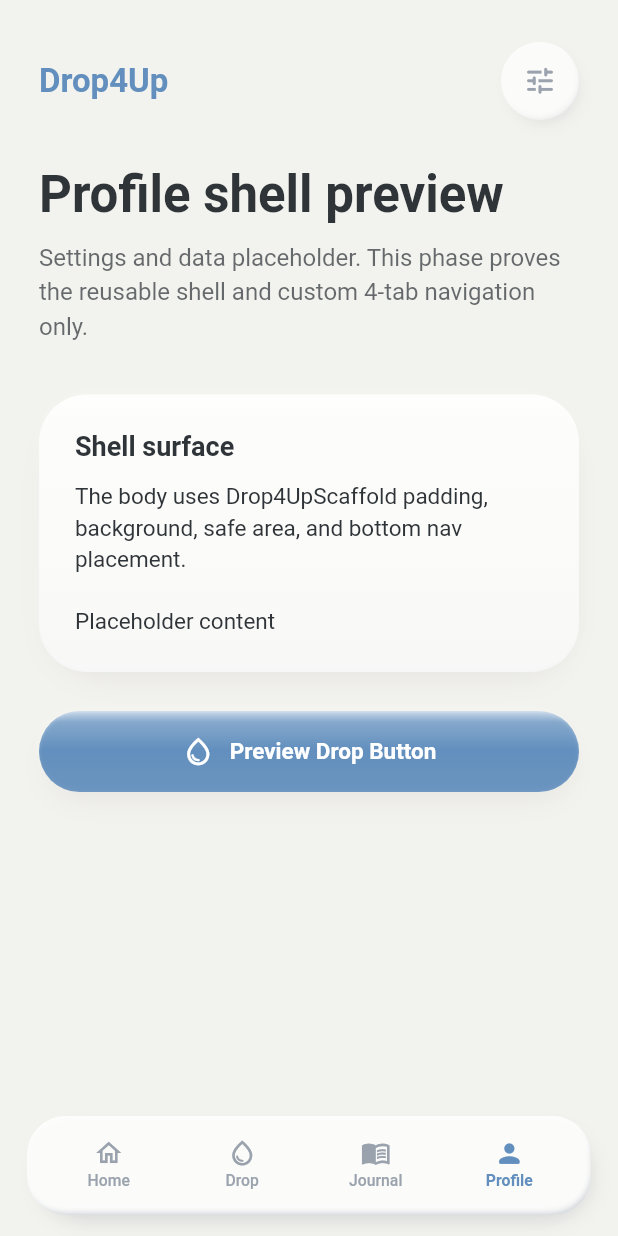
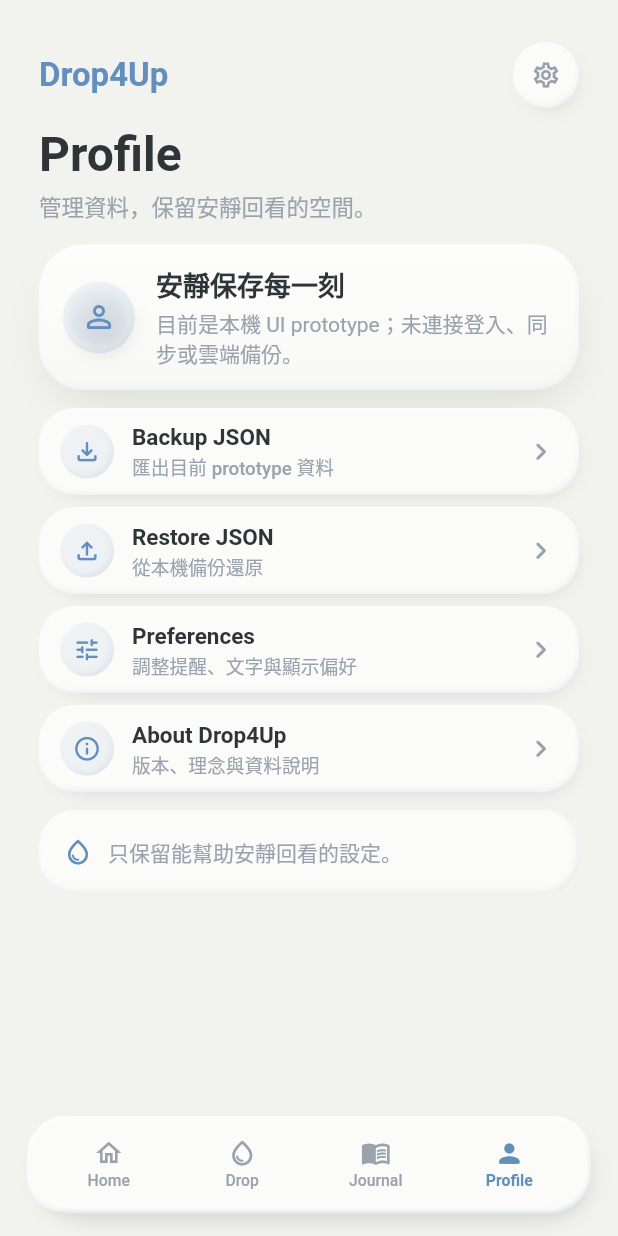
Before and after one commit to BlackAaadam/drop4up, a Flutter app: the screen it shows after launch, item 4 of the bottom bar chosen, on a phone screen of 412 x 824 dp. Run offline on Flutter 3.47's test engine with Material 3 defaults, Android fonts, the phone set to English and light mode, and no system bars; our stand-ins replace flutter_inset_shadow.

Commit message:
Implement Profile tab prototype

```diff
--- a/lib/main.dart
+++ b/lib/main.dart
@@ -3,6 +3,7 @@
 import 'screens/drop_screen.dart';
 import 'screens/home_screen.dart';
 import 'screens/journal_screen.dart';
+import 'screens/profile_screen.dart';
 import 'ui/drop4up_scaffold.dart';
 import 'ui/drop4up_tokens.dart';
 import 'ui/primary_drop_button.dart';
@@ -65,6 +66,7 @@
         0 => const HomeScreen(),
         1 => const DropScreen(),
         2 => const JournalScreen(),
+        3 => const ProfileScreen(),
         _ => _ShellPlaceholder(tab: tab),
       },
     );
--- /dev/null
+++ b/lib/screens/profile_screen.dart
@@ -0,0 +1,250 @@
+import 'package:flutter/material.dart';
+
+import '../ui/drop4up_tactile_surface.dart';
+import '../ui/drop4up_tokens.dart';
+import '../ui/soft_icon_button.dart';
+import '../ui/soft_surface.dart';
+
+const _profileActions = [
+  _ProfileAction(
+    title: 'Backup JSON',
+    subtitle: '匯出目前 prototype 資料',
+    icon: Icons.file_download_outlined,
+  ),
+  _ProfileAction(
+    title: 'Restore JSON',
+    subtitle: '從本機備份還原',
+    icon: Icons.file_upload_outlined,
+  ),
+  _ProfileAction(
+    title: 'Preferences',
+    subtitle: '調整提醒、文字與顯示偏好',
+    icon: Icons.tune_rounded,
+  ),
+  _ProfileAction(
+    title: 'About Drop4Up',
+    subtitle: '版本、理念與資料說明',
+    icon: Icons.info_outline_rounded,
+  ),
+];
+
+class ProfileScreen extends StatelessWidget {
+  const ProfileScreen({super.key});
+
+  @override
+  Widget build(BuildContext context) {
+    final textTheme = Theme.of(context).textTheme;
+
+    return ListView(
+      padding: EdgeInsets.zero,
+      children: [
+        Row(
+          children: [
+            Text(
+              'Drop4Up',
+              style: textTheme.titleLarge?.copyWith(
+                color: Drop4UpTokens.primaryBlue,
+              ),
+            ),
+            const Spacer(),
+            SoftIconButton(
+              icon: Icons.settings_outlined,
+              label: '設定',
+              size: 44,
+              iconSize: 20,
+              onTap: () {},
+            ),
+          ],
+        ),
+        const SizedBox(height: 14),
+        Text(
+          'Profile',
+          style: textTheme.headlineLarge?.copyWith(fontSize: 32, height: 1.08),
+        ),
+        const SizedBox(height: 6),
+        Text(
+          '管理資料，保留安靜回看的空間。',
+          style: textTheme.bodyLarge?.copyWith(
+            fontSize: 15,
+            color: Drop4UpTokens.textSecondary,
+          ),
+        ),
+        const SizedBox(height: 14),
+        const _ProfileSummaryCard(),
+        const SizedBox(height: 12),
+        for (final action in _profileActions) ...[
+          _ProfileActionRow(action: action),
+          if (action != _profileActions.last) const SizedBox(height: 8),
+        ],
+        const SizedBox(height: 12),
+        const _ProfileFooter(),
+      ],
+    );
+  }
+}
+
+class _ProfileSummaryCard extends StatelessWidget {
+  const _ProfileSummaryCard();
+
+  @override
+  Widget build(BuildContext context) {
+    final textTheme = Theme.of(context).textTheme;
+
+    return SoftSurface(
+      variant: SoftSurfaceVariant.prominent,
+      radius: 30,
+      padding: const EdgeInsets.fromLTRB(16, 15, 16, 15),
+      child: Row(
+        children: [
+          Drop4UpTactileSurface(
+            radius: 24,
+            width: 48,
+            height: 48,
+            color: Drop4UpTokens.lightBlue.withValues(alpha: 0.28),
+            child: const Icon(
+              Icons.person_outline_rounded,
+              size: 24,
+              color: Drop4UpTokens.primaryBlue,
+            ),
+          ),
+          const SizedBox(width: 14),
+          Expanded(
+            child: Column(
+              crossAxisAlignment: CrossAxisAlignment.start,
+              children: [
+                Text('安靜保存每一刻', style: textTheme.titleMedium),
+                const SizedBox(height: 6),
+                Text(
+                  '目前是本機 UI prototype；未連接登入、同步或雲端備份。',
+                  maxLines: 2,
+                  overflow: TextOverflow.ellipsis,
+                  style: textTheme.bodyMedium?.copyWith(
+                    fontSize: 14,
+                    color: Drop4UpTokens.textSecondary,
+                    height: 1.34,
+                  ),
+                ),
+              ],
+            ),
+          ),
+        ],
+      ),
+    );
+  }
+}
+
+class _ProfileActionRow extends StatelessWidget {
+  const _ProfileActionRow({required this.action});
+
+  final _ProfileAction action;
+
+  @override
+  Widget build(BuildContext context) {
+    final textTheme = Theme.of(context).textTheme;
+
+    return Drop4UpTactileSurface(
+      radius: 24,
+      height: 58,
+      padding: const EdgeInsets.symmetric(horizontal: 14),
+      child: Row(
+        children: [
+          Drop4UpTactileSurface(
+            variant: Drop4UpTactileSurfaceVariant.inset,
+            radius: 18,
+            width: 36,
+            height: 36,
+            color: Drop4UpTokens.lightBlue.withValues(alpha: 0.22),
+            child: Icon(
+              action.icon,
+              size: 19,
+              color: Drop4UpTokens.primaryBlue,
+            ),
+          ),
+          const SizedBox(width: 12),
+          Expanded(
+            child: Column(
+              mainAxisAlignment: MainAxisAlignment.center,
+              crossAxisAlignment: CrossAxisAlignment.start,
+              children: [
+                Text(
+                  action.title,
+                  maxLines: 1,
+                  overflow: TextOverflow.ellipsis,
+                  style: textTheme.labelLarge?.copyWith(
+                    color: Drop4UpTokens.textPrimary,
+                  ),
+                ),
+                const SizedBox(height: 3),
+                Text(
+                  action.subtitle,
+                  maxLines: 1,
+                  overflow: TextOverflow.ellipsis,
+                  style: textTheme.labelMedium?.copyWith(
+                    fontSize: 12.5,
+                    color: Drop4UpTokens.textSecondary,
+                  ),
+                ),
+              ],
+            ),
+          ),
+          const SizedBox(width: 8),
+          const Icon(
+            Icons.chevron_right_rounded,
+            size: 23,
+            color: Drop4UpTokens.textSecondary,
+          ),
+        ],
+      ),
+    );
+  }
+}
+
+class _ProfileFooter extends StatelessWidget {
+  const _ProfileFooter();
+
+  @override
+  Widget build(BuildContext context) {
+    final textTheme = Theme.of(context).textTheme;
+
+    return Drop4UpTactileSurface(
+      variant: Drop4UpTactileSurfaceVariant.inset,
+      radius: 24,
+      height: 56,
+      padding: const EdgeInsets.symmetric(horizontal: 16),
+      color: Drop4UpTokens.cardSurface,
+      child: Row(
+        children: [
+          const Icon(
+            Icons.water_drop_outlined,
+            size: 20,
+            color: Drop4UpTokens.primaryBlue,
+          ),
+          const SizedBox(width: 10),
+          Expanded(
+            child: Text(
+              '只保留能幫助安靜回看的設定。',
+              maxLines: 1,
+              overflow: TextOverflow.ellipsis,
+              style: textTheme.bodyMedium?.copyWith(
+                fontSize: 14,
+                color: Drop4UpTokens.textSecondary,
+              ),
+            ),
+          ),
+        ],
+      ),
+    );
+  }
+}
+
+class _ProfileAction {
+  const _ProfileAction({
+    required this.title,
+    required this.subtitle,
+    required this.icon,
+  });
+
+  final String title;
+  final String subtitle;
+  final IconData icon;
+}
```
Also changed, not shown: 1 other file.
